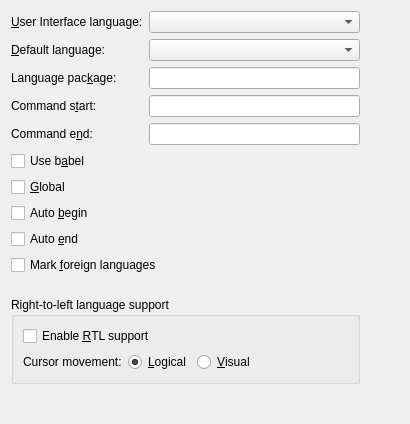
The window that src/frontends/qt4/ui/PrefLanguageUi.ui (cburschka/lyx) describes before a commit, drawn with Qt 5.
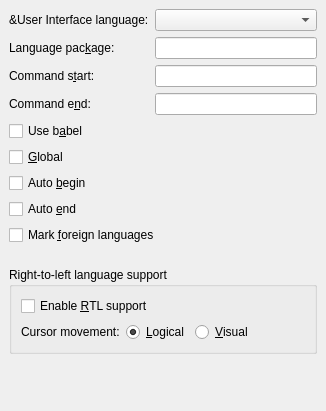
The same window after the commit.

Commit message: remove unneeded "default language" option

Diff of the .ui file:
```diff
--- a/src/frontends/qt4/ui/PrefLanguageUi.ui
+++ b/src/frontends/qt4/ui/PrefLanguageUi.ui
@@ -5,14 +5,20 @@
    <rect>
     <x>0</x>
     <y>0</y>
-    <width>410</width>
-    <height>424</height>
+    <width>326</width>
+    <height>411</height>
    </rect>
   </property>
   <property name="windowTitle" >
    <string/>
   </property>
-  <layout class="QGridLayout" name="gridLayout" >
+  <layout class="QGridLayout" >
+   <property name="margin" >
+    <number>9</number>
+   </property>
+   <property name="spacing" >
+    <number>6</number>
+   </property>
    <item row="0" column="0" colspan="2" >
     <widget class="QLabel" name="uiLanguageLA" >
      <property name="text" >
@@ -34,26 +40,6 @@
     </widget>
    </item>
    <item row="1" column="0" colspan="2" >
-    <widget class="QLabel" name="defaultLanguageLA" >
-     <property name="text" >
-      <string>&amp;Default language:</string>
-     </property>
-     <property name="buddy" >
-      <cstring>defaultLanguageCO</cstring>
-     </property>
-    </widget>
-   </item>
-   <item row="1" column="2" >
-    <widget class="QComboBox" name="defaultLanguageCO" >
-     <property name="toolTip" >
-      <string>Select the default language of your documents</string>
-     </property>
-     <property name="maxVisibleItems" >
-      <number>20</number>
-     </property>
-    </widget>
-   </item>
-   <item row="2" column="0" colspan="2" >
     <widget class="QLabel" name="languagePackageLA" >
      <property name="text" >
       <string>Language pac&amp;kage:</string>
@@ -63,14 +49,14 @@
      </property>
     </widget>
    </item>
-   <item row="2" column="2" >
+   <item row="1" column="2" >
     <widget class="QLineEdit" name="languagePackageED" >
      <property name="toolTip" >
       <string>Enter the command to load the language package (default: babel)</string>
      </property>
     </widget>
    </item>
-   <item row="3" column="0" colspan="2" >
+   <item row="2" column="0" colspan="2" >
     <widget class="QLabel" name="startCommandLA" >
      <property name="text" >
       <string>Command s&amp;tart:</string>
@@ -80,14 +66,14 @@
      </property>
     </widget>
    </item>
-   <item row="3" column="2" >
+   <item row="2" column="2" >
     <widget class="QLineEdit" name="startCommandED" >
      <property name="toolTip" >
       <string>The LaTeX command that starts a switch to a foreign language</string>
      </property>
     </widget>
    </item>
-   <item row="4" column="0" colspan="2" >
+   <item row="3" column="0" colspan="2" >
     <widget class="QLabel" name="endCommandLA" >
      <property name="text" >
       <string>Command e&amp;nd:</string>
@@ -97,14 +83,14 @@
      </property>
     </widget>
    </item>
-   <item row="4" column="2" >
+   <item row="3" column="2" >
     <widget class="QLineEdit" name="endCommandED" >
      <property name="toolTip" >
       <string>The LaTeX command that ends a switch to a foreign language</string>
      </property>
     </widget>
    </item>
-   <item row="5" column="0" colspan="3" >
+   <item row="4" column="0" colspan="3" >
     <widget class="QCheckBox" name="useBabelCB" >
      <property name="toolTip" >
       <string>Use the babel package for multilingual support</string>
@@ -114,7 +100,7 @@
      </property>
     </widget>
    </item>
-   <item row="6" column="0" colspan="3" >
+   <item row="5" column="0" colspan="3" >
     <widget class="QCheckBox" name="globalCB" >
      <property name="toolTip" >
       <string>Check to pass the language globally (to the document class), not locally (to the language package)</string>
@@ -124,7 +110,7 @@
      </property>
     </widget>
    </item>
-   <item row="7" column="0" colspan="3" >
+   <item row="6" column="0" colspan="3" >
     <widget class="QCheckBox" name="autoBeginCB" >
      <property name="toolTip" >
       <string>If checked, the document language is not explicitely set by a language switch command</string>
@@ -134,7 +120,7 @@
      </property>
     </widget>
    </item>
-   <item row="8" column="0" colspan="3" >
+   <item row="7" column="0" colspan="3" >
     <widget class="QCheckBox" name="autoEndCB" >
      <property name="toolTip" >
       <string>If checked, the document language is not explicitely closed by a language switch command</string>
@@ -144,7 +130,7 @@
      </property>
     </widget>
    </item>
-   <item row="9" column="0" colspan="4" >
+   <item row="8" column="0" colspan="3" >
     <widget class="QCheckBox" name="markForeignCB" >
      <property name="toolTip" >
       <string>Check to highlight foreign languages visually in the work area</string>
@@ -154,7 +140,7 @@
      </property>
     </widget>
    </item>
-   <item row="10" column="0" >
+   <item row="9" column="0" >
     <spacer>
      <property name="orientation" >
       <enum>Qt::Vertical</enum>
@@ -170,7 +156,7 @@
      </property>
     </spacer>
    </item>
-   <item row="11" column="0" colspan="3" >
+   <item row="10" column="0" colspan="3" >
     <widget class="QGroupBox" name="rtlGB2" >
      <property name="toolTip" >
       <string/>
@@ -222,6 +208,9 @@
         <property name="margin" >
          <number>0</number>
         </property>
+        <property name="spacing" >
+         <number>6</number>
+        </property>
         <item>
          <widget class="QLabel" name="cursorMovementLA" >
           <property name="text" >
@@ -254,7 +243,7 @@
      </layout>
     </widget>
    </item>
-   <item row="12" column="1" >
+   <item row="11" column="1" >
     <spacer>
      <property name="orientation" >
       <enum>Qt::Vertical</enum>
@@ -270,19 +259,6 @@
      </property>
     </spacer>
    </item>
-   <item row="2" column="3" >
-    <spacer>
-     <property name="orientation" >
-      <enum>Qt::Horizontal</enum>
-     </property>
-     <property name="sizeHint" stdset="0" >
-      <size>
-       <width>40</width>
-       <height>20</height>
-      </size>
-     </property>
-    </spacer>
-   </item>
   </layout>
  </widget>
  <tabstops>
```
Left out of the diff: 13 changed lines with no effect on the pictures. The commit also changes 2 other files.
